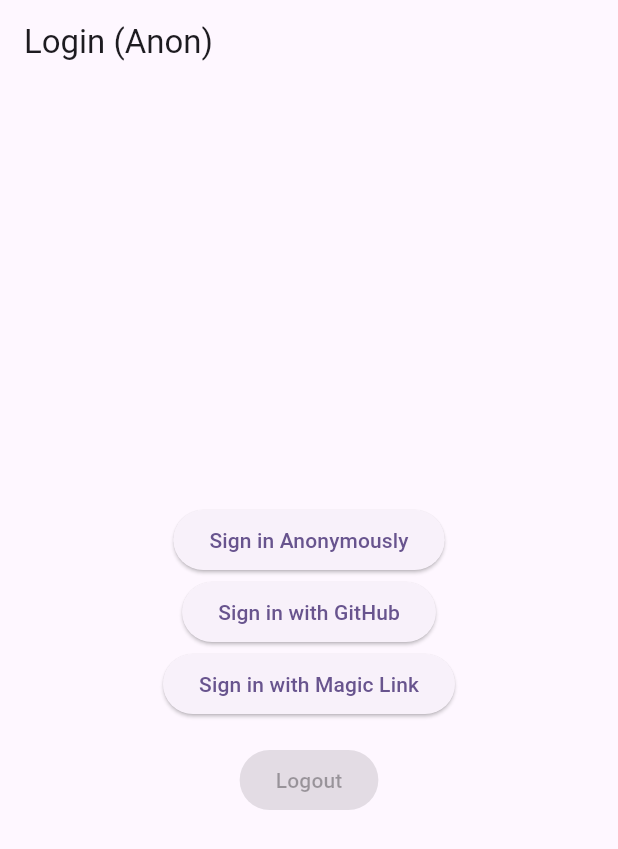
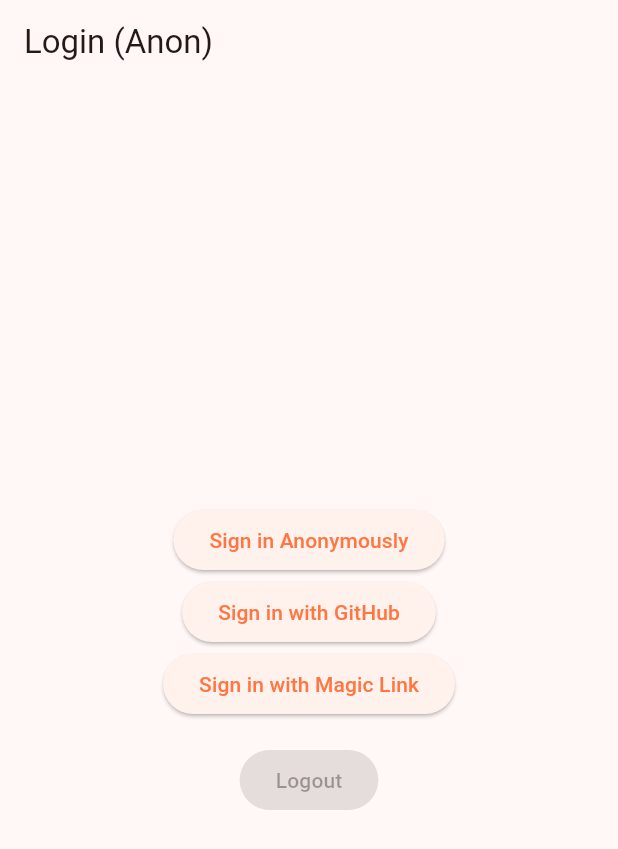
Before and after one commit to yuzhengwen/park-buddy, a Flutter app: the screen it shows after launch, on a phone screen of 412 x 824 dp. Shown: the top 849 px of the screen. Run offline on Flutter 3.47's test engine with Material 3 defaults, Android fonts, the phone set to English and light mode, and no system bars; our stand-ins replace flutter_map, geolocator, image_picker, latlong2, share_plus, supabase_flutter; accounts and stored records are empty.

Commit message:
Changed whole app theme

```diff
--- a/lib/main.dart
+++ b/lib/main.dart
@@ -21,11 +21,27 @@ class MyApp extends StatelessWidget {
 
   @override
   Widget build(BuildContext context) {
+    final primary = const Color(0xFFFF7643);
+    final secondary = const Color(0xFFFF9C41);
+    final colorScheme = ColorScheme.fromSeed(
+      seedColor: const Color(0xFFFF7643),
+      brightness: .light,
+      dynamicSchemeVariant: .fidelity,
+      primary: primary,
+      secondary: secondary,
+    );
+    final darkColorScheme = ColorScheme.fromSeed(
+      seedColor: const Color(0xFFFF7643),
+      brightness: .dark,
+      dynamicSchemeVariant: .fidelity,
+      primary: primary,
+      secondary: secondary,
+    );
+
     return MaterialApp(
       title: 'Park Buddy',
-      theme: ThemeData(
-        colorScheme: ColorScheme.fromSeed(seedColor: Colors.deepPurple),
-      ),
+      theme: ThemeData(colorScheme: colorScheme),
+      darkTheme: ThemeData(colorScheme: darkColorScheme),
       home: LoginScreen(),
     );
   }
```
